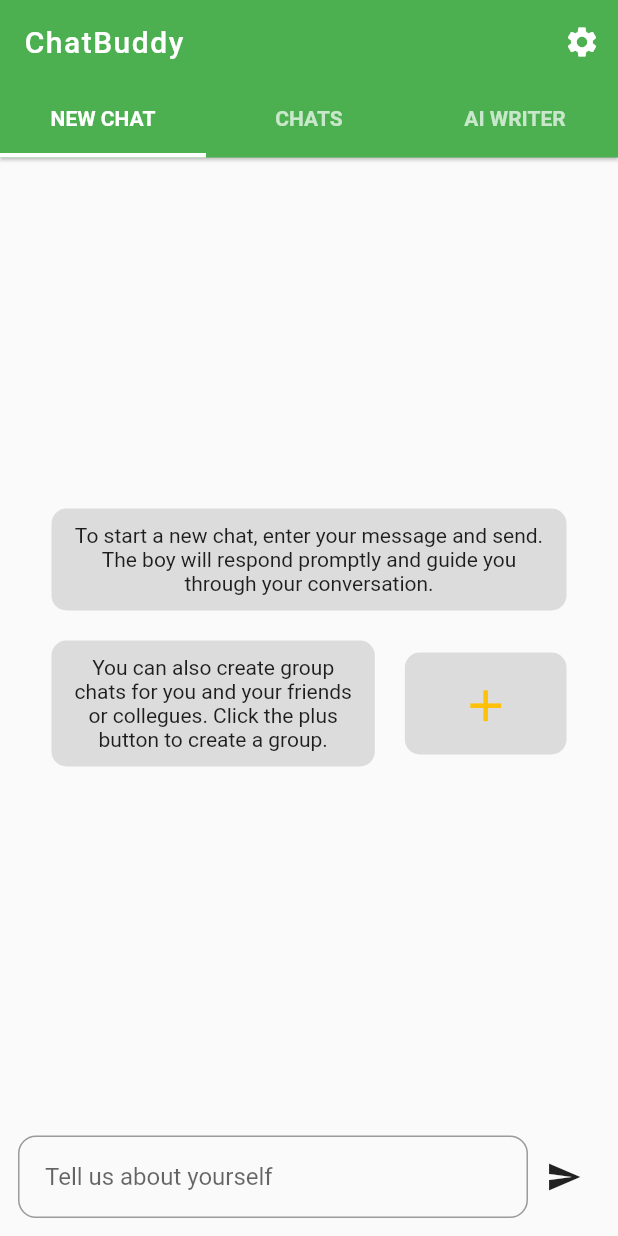
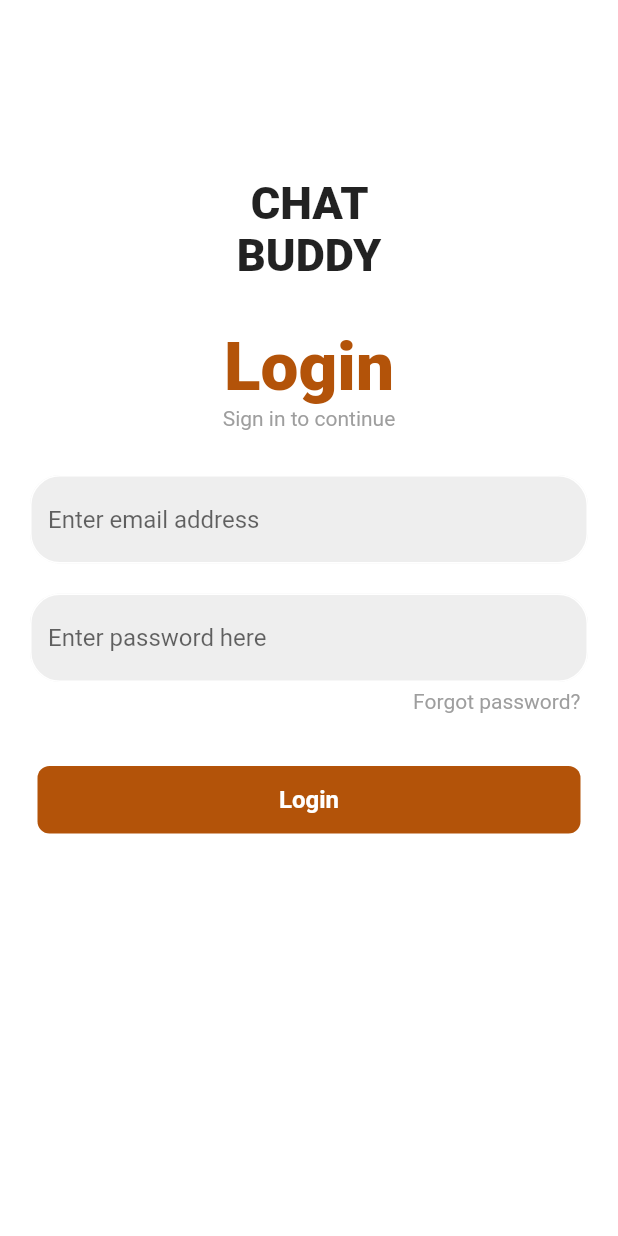
Before and after one commit to chatbuddyAI/chatbuddy-mobile, a Flutter app: the screen it shows after launch, on a phone screen of 412 x 824 dp. Run offline on Flutter 3.47's test engine with Material 2 defaults, Android fonts, the phone set to English and light mode, and no system bars; our stand-ins replace chat_bubbles.

Commit message:
login page

```diff
--- /dev/null
+++ b/lib/features/authentication/pages/login_page.dart
@@ -0,0 +1,121 @@
+import 'package:chat_buddy/common/utils/coloors.dart';
+import 'package:flutter/material.dart';
+
+import '../widgets/my_text_field.dart';
+
+class LoginPage extends StatelessWidget {
+  LoginPage({super.key});
+
+  final emailController = TextEditingController();
+  final passwordController = TextEditingController();
+
+  @override
+  Widget build(BuildContext context) {
+    return Scaffold(
+      backgroundColor: Coloors.backgroundLight,
+      body: SafeArea(
+        child: SingleChildScrollView(
+          child: Column(
+            mainAxisAlignment: MainAxisAlignment.center,
+            children: [
+              SizedBox(height: MediaQuery.of(context).size.height / 7),
+              const Center(
+                child: SizedBox(
+                  width: 100,
+                  child: Text(
+                    'CHAT BUDDY',
+                    textAlign: TextAlign.center,
+                    style: TextStyle(
+                      fontSize: 30,
+                      fontWeight: FontWeight.w800,
+                    ),
+                  ),
+                ),
+              ),
+              const SizedBox(height: 30),
+              const Text(
+                'Login',
+                textAlign: TextAlign.center,
+                style: TextStyle(
+                  color: Coloors.rustOrange,
+                  fontSize: 45,
+                  fontWeight: FontWeight.w800,
+                ),
+              ),
+              const Text(
+                'Sign in to continue',
+                textAlign: TextAlign.center,
+                style: TextStyle(
+                  color: Colors.grey,
+                ),
+              ),
+              const SizedBox(height: 30),
+              MyTextField(
+                controller: emailController,
+                hintText: 'Enter email address',
+                obscureText: false,
+              ),
+              const SizedBox(height: 20),
+              MyTextField(
+                controller: passwordController,
+                hintText: 'Enter password here',
+                obscureText: true,
+              ),
+              Container(
+                alignment: Alignment.bottomRight,
+                padding:
+                    const EdgeInsets.symmetric(horizontal: 25, vertical: 5),
+                child: const Text(
+                  'Forgot password?',
+                  style: TextStyle(
+                    color: Colors.grey,
+                  ),
+                ),
+              ),
+              const SizedBox(height: 30),
+              MyButton(
+                buttonText: 'Login',
+                onTap: () {},
+              ),
+              const SizedBox(height: 20),
+            ],
+          ),
+        ),
+      ),
+    );
+  }
+}
+
+class MyButton extends StatelessWidget {
+  final String buttonText;
+  final Function()? onTap;
+
+  const MyButton({
+    super.key,
+    required this.buttonText,
+    required this.onTap,
+  });
+
+  @override
+  Widget build(BuildContext context) {
+    return GestureDetector(
+      onTap: onTap,
+      child: Container(
+        padding: const EdgeInsets.all(13),
+        margin: const EdgeInsets.symmetric(horizontal: 25),
+        decoration: BoxDecoration(
+            color: Coloors.rustOrange, borderRadius: BorderRadius.circular(8)),
+        child: Center(
+          child: Text(
+            buttonText,
+            style: const TextStyle(
+              color: Colors.white,
+              fontWeight: FontWeight.bold,
+              fontSize: 16,
+            ),
+          ),
+        ),
+      ),
+    );
+  }
+}
--- /dev/null
+++ b/lib/features/authentication/widgets/my_text_field.dart
@@ -0,0 +1,44 @@
+import 'package:flutter/material.dart';
+
+class MyTextField extends StatelessWidget {
+  final TextEditingController controller;
+  final String hintText;
+  final bool obscureText;
+
+  const MyTextField({
+    super.key,
+    required this.controller,
+    required this.hintText,
+    required this.obscureText,
+  });
+
+  @override
+  Widget build(BuildContext context) {
+    return Padding(
+      padding: const EdgeInsets.symmetric(horizontal: 20),
+      child: TextField(
+        controller: controller,
+        obscureText: obscureText,
+        decoration: InputDecoration(
+          hintText: hintText,
+          border: OutlineInputBorder(
+            borderRadius: BorderRadius.circular(20),
+            borderSide: const BorderSide(color: Colors.grey, width: 1.5),
+          ),
+          enabledBorder: const OutlineInputBorder(
+            borderSide: BorderSide(color: Colors.white),
+            borderRadius: BorderRadius.all(
+              Radius.circular(20),
+            ),
+          ),
+          focusedBorder: OutlineInputBorder(
+            borderRadius: BorderRadius.circular(20),
+            borderSide: BorderSide(color: Colors.grey.shade400),
+          ),
+          fillColor: Colors.grey.shade200,
+          filled: true,
+        ),
+      ),
+    );
+  }
+}
--- a/lib/features/home/pages/new_chat_home_page.dart
+++ b/lib/features/home/pages/new_chat_home_page.dart
@@ -1,3 +1,4 @@
+import 'package:chat_bubbles/chat_bubbles.dart';
 import 'package:flutter/material.dart';
 
 import '../widgets/chat_text_field.dart';
@@ -7,7 +8,8 @@ class NewChatHomePage extends StatelessWidget {
 
   @override
   Widget build(BuildContext context) {
-    return Column(children: [
+    return Column(
+      children: [
         Expanded(child: Container()),
         AnimatedContainer(
           padding: const EdgeInsets.all(10),
@@ -66,9 +68,14 @@ class NewChatHomePage extends StatelessWidget {
             ],
           ),
         ),
-      Expanded(child: Container()),
-      const ChatTextField(),
-    ]);
+        Expanded(
+          child: Container(),
+        ),
+        MessageBar(
+          onSend: (_) => print(_),
+        ),
+      ],
+    );
   }
 
   Future<dynamic> createGroupDialogForm(BuildContext context) {
--- a/lib/main.dart
+++ b/lib/main.dart
@@ -1,3 +1,4 @@
+import 'package:chat_buddy/features/authentication/pages/login_page.dart';
 import 'package:chat_buddy/features/home/pages/home_page.dart';
 import 'package:chat_buddy/pages/home.dart';
 import 'package:flutter/material.dart';
@@ -17,7 +18,7 @@ class MyApp extends StatelessWidget {
       theme: ThemeData(
         primarySwatch: Colors.green,
       ),
-      home: const HomePage(),
+      home: const LoginPage(),
     );
   }
 }
--- a/pubspec.yaml
+++ b/pubspec.yaml
@@ -35,6 +35,7 @@ dependencies:
   # The following adds the Cupertino Icons font to your application.
   # Use with the CupertinoIcons class for iOS style icons.
   cupertino_icons: ^1.0.2
+  chat_bubbles: ^1.4.1
 
 dev_dependencies:
   flutter_test:
```
Also changed, not shown: lib/features/authentication/widgets/test_widget.dart (deleted), pubspec.lock. Lines whose indentation alone changed are shown as unchanged.
